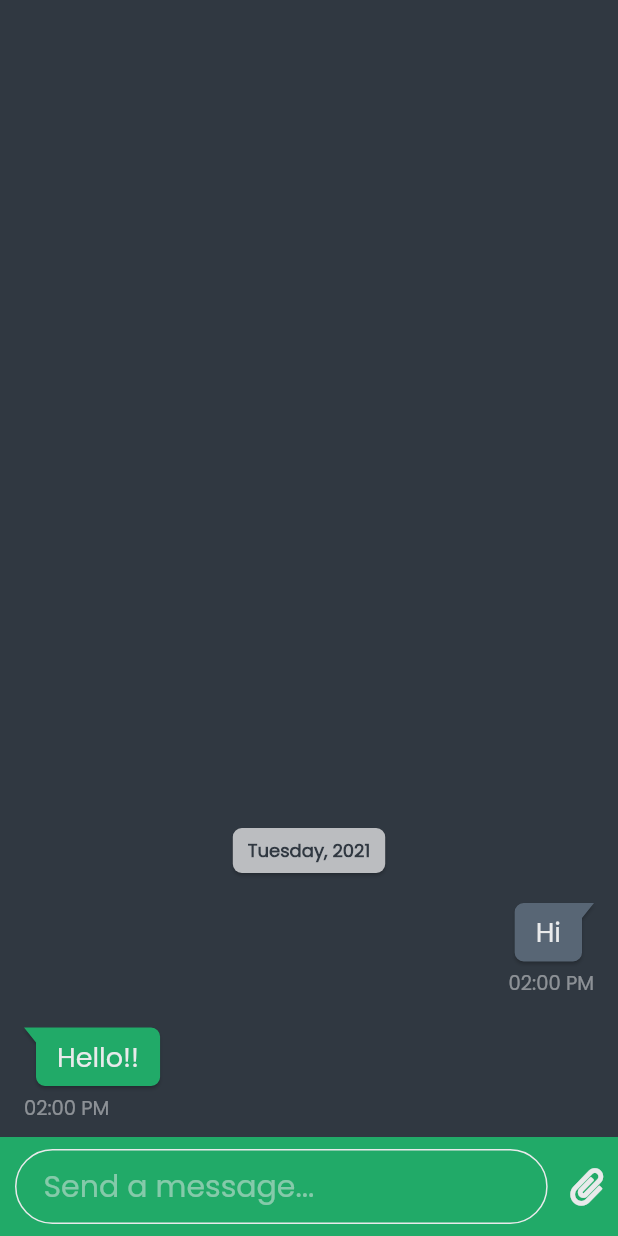
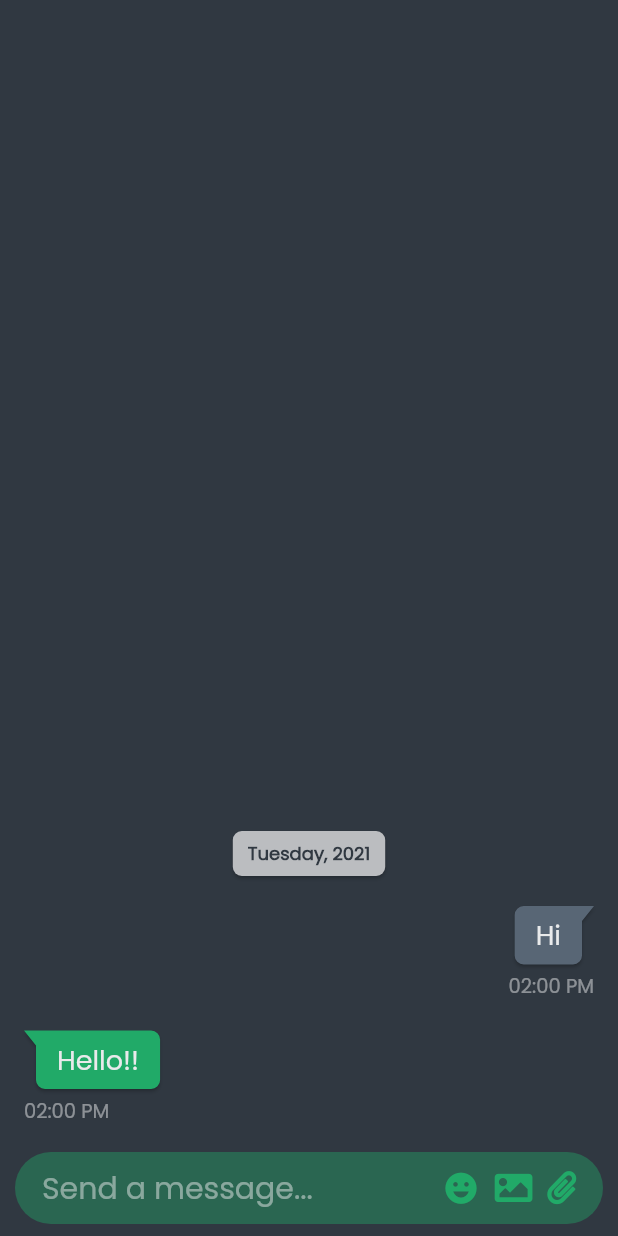
Before and after one commit to curiousyuvi/musi_chat, a Flutter app: the ChatScreen screen opened directly, on a phone screen of 412 x 824 dp. Run offline on Flutter 3.47's test engine with Material 2 defaults, Android fonts, the phone set to English and light mode, and no system bars; drawn by our look-alikes of bubble; our stand-ins replace font_awesome_flutter, line_icons, rive; network calls fail.

Commit message:
changed chatScreenMessageTextField ui

```diff
--- a/lib/widgets/chatScreenMessageTextField.dart
+++ b/lib/widgets/chatScreenMessageTextField.dart
@@ -1,5 +1,6 @@
 import 'package:flutter/material.dart';
 import 'package:font_awesome_flutter/font_awesome_flutter.dart';
+import 'package:line_icons/line_icons.dart';
 
 class ChatScreenMessageTextField extends StatelessWidget {
   bool isTyping;
@@ -20,20 +21,16 @@ class ChatScreenMessageTextField extends StatelessWidget {
     return Container(
       padding: EdgeInsets.symmetric(horizontal: 10, vertical: 8),
       width: double.infinity,
-      color: Theme.of(context).primaryColor,
+      color: Colors.transparent,
+      child: Container(
+        decoration: BoxDecoration(
+          color: Theme.of(context).backgroundColor,
+          borderRadius: BorderRadius.circular(100),
+        ),
+        padding: EdgeInsets.symmetric(horizontal: 18),
         child: Row(
-        mainAxisSize: MainAxisSize.max,
-        mainAxisAlignment: MainAxisAlignment.center,
-        crossAxisAlignment: CrossAxisAlignment.center,
           children: [
             Expanded(
-              child: Container(
-            decoration: BoxDecoration(
-                color: Theme.of(context).primaryColor,
-                borderRadius: BorderRadius.circular(100),
-                border:
-                    Border.all(color: Theme.of(context).shadowColor, width: 1)),
-            padding: EdgeInsets.symmetric(horizontal: 18),
               child: TextFormField(
                 onChanged: onChanged,
                 controller: controller,
@@ -50,7 +47,7 @@ class ChatScreenMessageTextField extends StatelessWidget {
                         ?.copyWith(fontSize: 20),
                     hintText: 'Send a message...'),
               ),
-          )),
+            ),
             SizedBox(
               width: 15,
             ),
@@ -59,17 +56,46 @@ class ChatScreenMessageTextField extends StatelessWidget {
                     onTap: onSendClick,
                     child: FaIcon(
                       FontAwesomeIcons.solidArrowAltCircleRight,
+                      color: Theme.of(context).primaryColor,
+                      size: 30,
+                    ),
+                  )
+                : Row(
+                    children: [
+                      GestureDetector(
+                        onTap: onAttachmentClick,
+                        child: Icon(
+                          Icons.emoji_emotions,
+                          color: Theme.of(context).primaryColor,
                           size: 25,
                         ),
-                )
-              : GestureDetector(
+                      ),
+                      SizedBox(
+                        width: 10,
+                      ),
+                      GestureDetector(
+                        onTap: onAttachmentClick,
+                        child: FaIcon(
+                          FontAwesomeIcons.solidImage,
+                          color: Theme.of(context).primaryColor,
+                          size: 25,
+                        ),
+                      ),
+                      SizedBox(
+                        width: 10,
+                      ),
+                      GestureDetector(
                         onTap: onAttachmentClick,
                         child: FaIcon(
                           FontAwesomeIcons.paperclip,
-                    size: 25,
+                          color: Theme.of(context).primaryColor,
+                          size: 22,
                         ),
+                      ),
+                    ],
                   )
           ],
+        ),
       ),
     );
   }
```
Lines whose indentation alone changed are shown as unchanged.
